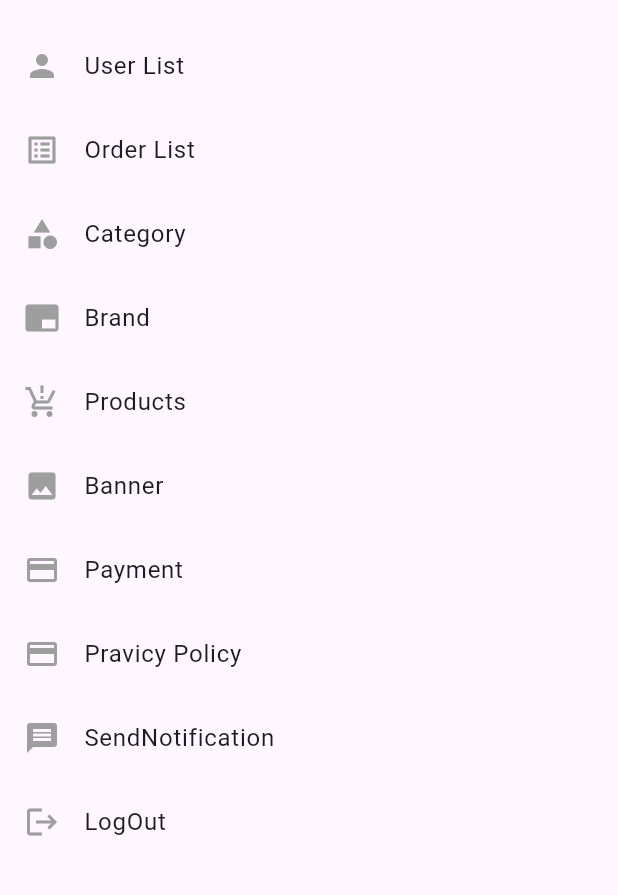
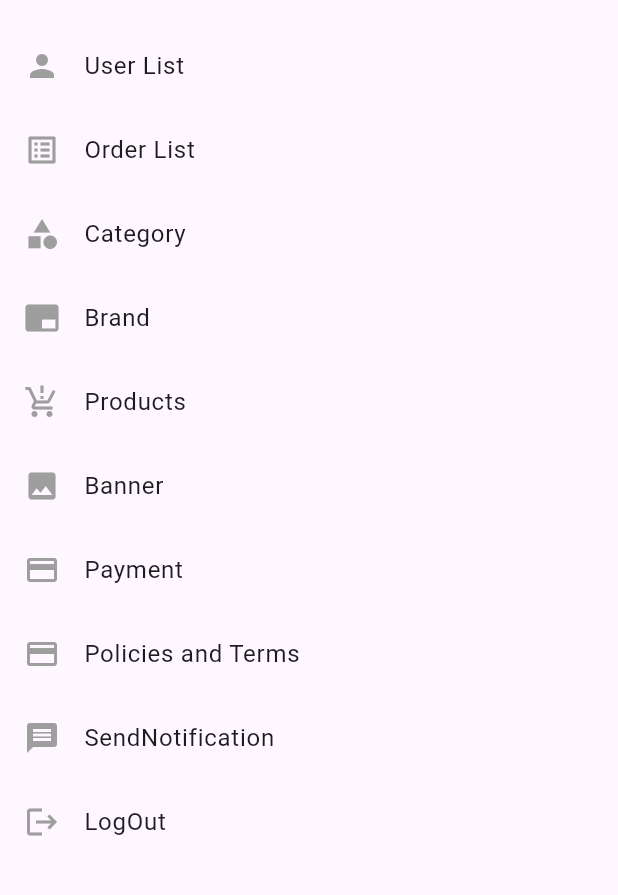
Before and after one commit to Myatt-Minn/XStore_Ecommerce, a Flutter app: the AdminPanelView screen opened by its route, on a phone screen of 412 x 824 dp, the part 60-955 px from its top. Run offline on Flutter 3.47's test engine with Material 3 defaults, Android fonts, the phone set to English and light mode, and no system bars; our stand-ins replace cloud_firestore, connectivity_plus, curved_navigation_bar, fancy_shimmer_image, file_picker, firebase_auth and 10 more; accounts and stored records are empty; statements that could not run were skipped; key blocks and very long unbroken strings in the code were emptied for the run.

Commit message:
Literal Final Push

```diff
--- a/lib/app/data/app_widgets.dart
+++ b/lib/app/data/app_widgets.dart
@@ -149,7 +149,7 @@ class AdminDrawer extends StatelessWidget {
           buildMenuItem(
             context,
             Icons.category,
-            'Privacy Policy',
+            'Prolicies and Terms',
             Colors.grey,
             () => Get.toNamed('/add-privacy'),
           ),
--- a/lib/app/modules/admin_panel/views/admin_panel_view.dart
+++ b/lib/app/modules/admin_panel/views/admin_panel_view.dart
@@ -27,8 +27,8 @@ class AdminPanelView extends GetView<AdminPanelController> {
               () => Get.toNamed('/banner-list')),
           buildMenuItem(context, Icons.payment, 'Payment', Colors.grey,
               () => Get.toNamed('/payment-list')),
-          buildMenuItem(context, Icons.payment, 'Pravicy Policy', Colors.grey,
-              () => Get.toNamed('/add-privacy')),
+          buildMenuItem(context, Icons.payment, 'Policies and Terms',
+              Colors.grey, () => Get.toNamed('/add-privacy')),
           buildMenuItem(context, Icons.message, 'SendNotification', Colors.grey,
               () => Get.toNamed('/send-notification')),
           buildMenuItem(
--- a/lib/app/modules/category/controllers/category_controller.dart
+++ b/lib/app/modules/category/controllers/category_controller.dart
@@ -99,7 +99,9 @@ class CategoryController extends GetxController {
       return productList
           .where((product) =>
               product.name!.toLowerCase().contains(searchText.toLowerCase()) ||
-              product.brand!.toLowerCase().contains(searchText.toLowerCase()))
+              product.category!
+                  .toLowerCase()
+                  .contains(searchText.toLowerCase()))
           .toList();
     }
   }
--- a/lib/app/modules/category/views/category_view.dart
+++ b/lib/app/modules/category/views/category_view.dart
@@ -219,8 +219,7 @@ class CategoryView extends GetView<CategoryController> {
     return GestureDetector(
       onTap: () {
         controller.fetchProducts(
-            category: label
-                .toLowerCase()); // Fetch products for the selected category
+            category: label); // Fetch products for the selected category
       },
       child: Padding(
         padding: const EdgeInsets.symmetric(horizontal: 10),
--- a/lib/app/modules/order_history/views/widgets/orderlisttile.dart
+++ b/lib/app/modules/order_history/views/widgets/orderlisttile.dart
@@ -14,7 +14,7 @@ class OrderHistoryTile extends StatelessWidget {
         return ConstsConfig.primarycolor;
       case 'Refund':
         return Colors.blue;
-      case 'Cancel':
+      case 'Canceled':
         return Colors.red;
       case 'Pending':
         return Colors.orange;
--- a/lib/app/modules/order_success/views/order_success_view.dart
+++ b/lib/app/modules/order_success/views/order_success_view.dart
@@ -44,7 +44,6 @@ class OrderSuccessView extends GetView<OrderSuccessController> {
                 textAlign: TextAlign.center,
                 style: TextStyle(
                   fontSize: 18,
-                  color: Colors.black,
                 ),
               ),
               const SizedBox(height: 30),
```
Also changed, not shown: lib/app/modules/order_list/controllers/order_list_controller.dart (+41 -4 lines), lib/app/modules/order_list/views/order_list_view.dart (+8 -0 lines).
